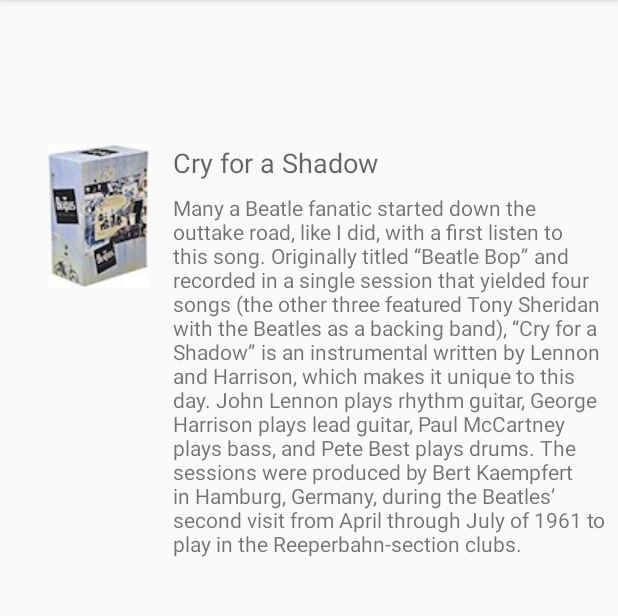
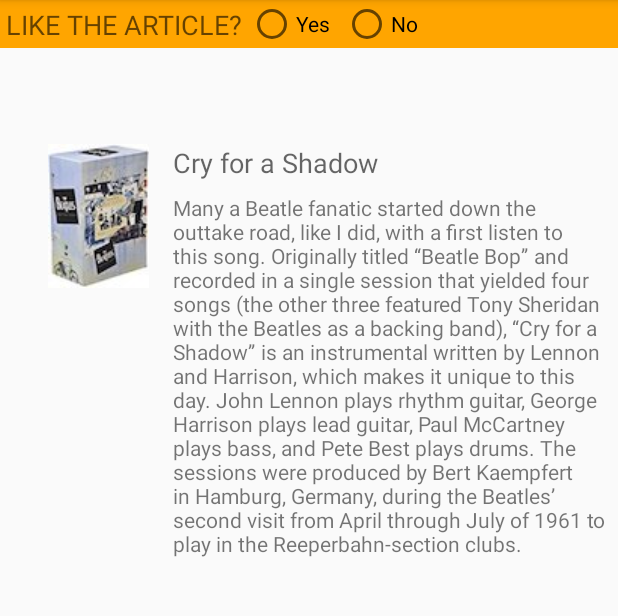
Before and after one commit to farhanakmals/FragmentExample1Updated, an Android app: the screen it shows after launch (MainActivity), on a phone screen of 412 x 824 dp, the part 84-700 px from its top. Run offline under Robolectric (Android 15) with nearby library versions, the phone set to English and light mode, and no system bars.

Commit message:
add statis fragment

```diff
--- /dev/null
+++ b/app/src/main/java/com/example/fragmentexample1updated/SimpleFragment.java
@@ -0,0 +1,97 @@
+package com.example.fragmentexample1updated;
+
+import android.os.Bundle;
+
+import androidx.annotation.NonNull;
+import androidx.annotation.Nullable;
+import androidx.fragment.app.Fragment;
+
+import android.view.LayoutInflater;
+import android.view.View;
+import android.view.ViewGroup;
+import android.widget.RadioGroup;
+import android.widget.TextView;
+
+/**
+ * A simple {@link Fragment} subclass.
+ * Use the {@link SimpleFragment#newInstance} factory method to
+ * create an instance of this fragment.
+ */
+public class SimpleFragment extends Fragment {
+    private static final int yes = 0;
+    private static final int no = 1;
+
+
+    // TODO: Rename parameter arguments, choose names that match
+    // the fragment initialization parameters, e.g. ARG_ITEM_NUMBER
+    private static final String ARG_PARAM1 = "param1";
+    private static final String ARG_PARAM2 = "param2";
+
+    // TODO: Rename and change types of parameters
+    private String mParam1;
+    private String mParam2;
+
+    public SimpleFragment() {
+        // Required empty public constructor
+    }
+
+    /**
+     * Use this factory method to create a new instance of
+     * this fragment using the provided parameters.
+     *
+     * @param param1 Parameter 1.
+     * @param param2 Parameter 2.
+     * @return A new instance of fragment SimpleFragment.
+     */
+    // TODO: Rename and change types and number of parameters
+    public static SimpleFragment newInstance(String param1, String param2) {
+        SimpleFragment fragment = new SimpleFragment();
+        Bundle args = new Bundle();
+        args.putString(ARG_PARAM1, param1);
+        args.putString(ARG_PARAM2, param2);
+        fragment.setArguments(args);
+        return fragment;
+    }
+
+    @Override
+    public void onCreate(Bundle savedInstanceState) {
+        super.onCreate(savedInstanceState);
+        if (getArguments() != null) {
+            mParam1 = getArguments().getString(ARG_PARAM1);
+            mParam2 = getArguments().getString(ARG_PARAM2);
+        }
+    }
+
+    @Override
+    public View onCreateView(LayoutInflater inflater, ViewGroup container,
+                             Bundle savedInstanceState) {
+        // Inflate the layout for this fragment
+        return inflater.inflate(R.layout.fragment_simple, container, false);
+    }
+
+    @Override
+    public void onViewCreated(@NonNull View view, @Nullable Bundle savedInstanceState) {
+        super.onViewCreated(view, savedInstanceState);
+
+        final RadioGroup radioGroup = view.findViewById(R.id.radio_group);
+
+        radioGroup.setOnCheckedChangeListener(new RadioGroup.OnCheckedChangeListener() {
+            @Override
+            public void onCheckedChanged(RadioGroup radioGroup, int i) {
+                View radioButton = radioGroup.findViewById(i);
+                int index = radioGroup.indexOfChild(radioButton);
+                TextView textView = view.findViewById(R.id.fragment_header);
+
+                switch (index) {
+                    case yes:
+                        textView.setText(R.string.yes_message);
+                        break;
+                    case no:
+                        textView.setText(R.string.no_message);
+                    default:
+                        break;
+                }
+            }
+        });
+    }
+}
--- a/app/src/main/res/layout/activity_main.xml
+++ b/app/src/main/res/layout/activity_main.xml
@@ -57,4 +57,14 @@ tools:context=".MainActivity">
         tools:layout_editor_absoluteY="288dp" />
 </ScrollView>
 
+    <fragment
+        android:id="@+id/fragment"
+        android:name="com.example.fragmentexample1updated.SimpleFragment"
+        android:layout_width="match_parent"
+        android:layout_height="wrap_content"
+        app:layout_constraintEnd_toEndOf="parent"
+        app:layout_constraintLeft_toLeftOf="parent"
+        app:layout_constraintTop_toTopOf="parent"
+        tools:layout="@layout/fragment_simple" />
+
 </androidx.constraintlayout.widget.ConstraintLayout>
--- /dev/null
+++ b/app/src/main/res/layout/fragment_simple.xml
@@ -0,0 +1,41 @@
+<?xml version="1.0" encoding="utf-8"?>
+<LinearLayout xmlns:android="http://schemas.android.com/apk/res/android"
+    xmlns:tools="http://schemas.android.com/tools"
+    android:layout_width="match_parent"
+    android:layout_height="wrap_content"
+    android:orientation="horizontal"
+    android:background="@color/my_fragment_color"
+    tools:context=".SimpleFragment">
+
+    <!-- TODO: Update blank fragment layout -->
+    <TextView
+        android:id="@+id/fragment_header"
+        android:layout_width="wrap_content"
+        android:layout_height="match_parent"
+        android:text="@string/question_article"
+        android:padding="4dp"
+        android:textAppearance="@style/TextAppearance.AppCompat.Medium"/>
+
+    <RadioGroup
+        android:id="@+id/radio_group"
+        android:layout_width="wrap_content"
+        android:layout_height="wrap_content"
+        android:orientation="horizontal">
+
+        <RadioButton
+            android:id="@+id/radio_btn_yes"
+            android:layout_width="wrap_content"
+            android:layout_height="wrap_content"
+            android:layout_marginRight="8dp"
+            android:text="@string/yes"/>
+
+        <RadioButton
+            android:id="@+id/radio_btn_no"
+            android:layout_width="wrap_content"
+            android:layout_height="wrap_content"
+            android:layout_marginRight="8dp"
+            android:text="@string/no"/>
+
+    </RadioGroup>
+
+</LinearLayout>
--- a/app/src/main/res/values/strings.xml
+++ b/app/src/main/res/values/strings.xml
@@ -22,5 +22,7 @@
 
     <!-- Text for the exception message in FragmentCommunicate. -->
     <string name="exception_message">must implement OnFragmentInteractionListener</string>
+    <!-- TODO: Remove or change this placeholder text -->
+    <string name="hello_blank_fragment">Hello blank fragment</string>
 
 </resources>
```
